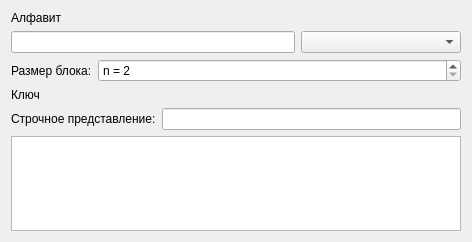
Before: the Qt Designer form resources/hill.ui in Firyst/myCryptography, drawn with Qt 5.
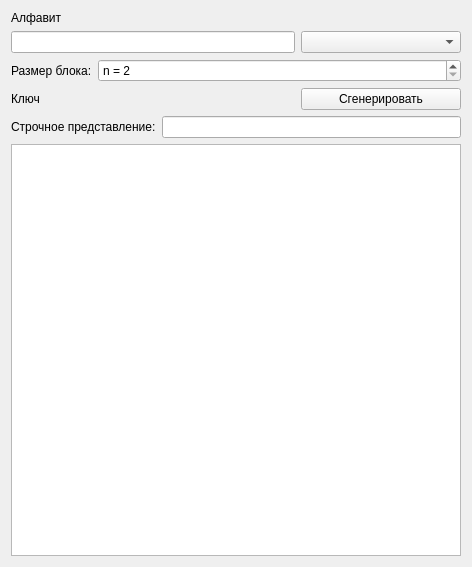
After: the same form once the commit is applied.

Commit message: Hill cipher

The edit to the form file:
```diff
--- a/resources/hill.ui
+++ b/resources/hill.ui
@@ -7,13 +7,13 @@
     <x>0</x>
     <y>0</y>
     <width>472</width>
-    <height>242</height>
+    <height>567</height>
    </rect>
   </property>
   <property name="windowTitle">
    <string>Form</string>
   </property>
-  <layout class="QVBoxLayout" name="verticalLayout">
+  <layout class="QVBoxLayout" name="verticalLayout" stretch="0,0,0,0,0,1">
    <item>
     <widget class="QLabel" name="label">
      <property name="text">
@@ -63,6 +63,8 @@
     </layout>
    </item>
    <item>
+    <layout class="QHBoxLayout" name="horizontalLayout_5">
+     <item>
     <widget class="QLabel" name="label_2">
      <property name="text">
       <string>Ключ</string>
@@ -70,6 +72,21 @@
     </widget>
    </item>
    <item>
+      <widget class="QPushButton" name="button_generate_key">
+       <property name="maximumSize">
+        <size>
+         <width>160</width>
+         <height>16777215</height>
+        </size>
+       </property>
+       <property name="text">
+        <string>Сгенерировать</string>
+       </property>
+      </widget>
+     </item>
+    </layout>
+   </item>
+   <item>
     <layout class="QHBoxLayout" name="horizontalLayout">
      <item>
       <widget class="QLabel" name="label_4">
@@ -90,19 +107,6 @@
      </item>
     </layout>
    </item>
-   <item>
-    <spacer name="verticalSpacer">
-     <property name="orientation">
-      <enum>Qt::Vertical</enum>
-     </property>
-     <property name="sizeHint" stdset="0">
-      <size>
-       <width>20</width>
-       <height>40</height>
-      </size>
-     </property>
-    </spacer>
-   </item>
   </layout>
  </widget>
  <resources/>
```
Lines whose indentation alone changed are shown as unchanged. The commit also changes 10 other files.
